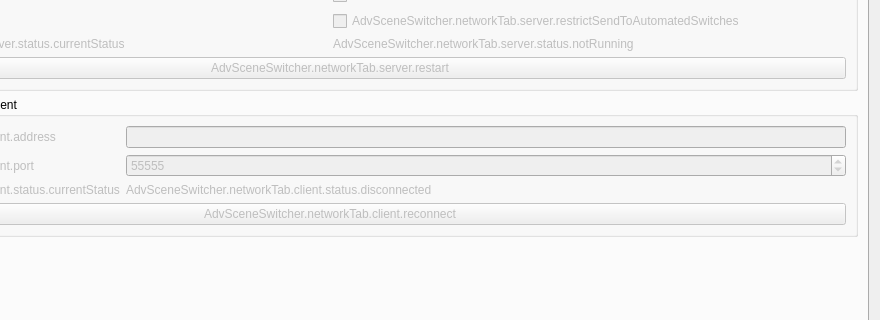
Before: the Qt Designer form forms/advanced-scene-switcher.ui in WarmUpTill/SceneSwitcher, drawn with Qt 5; both pictures show x 220 to 1100 and y 139 to 459 of the 1100 by 600 pixel window.
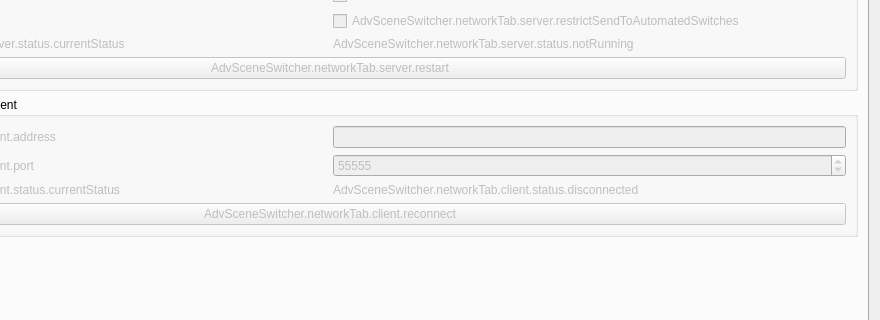
After: the same form once the commit is applied. The open tabs and pages were chosen to show the change. Icons and pictures are not drawn.

Commit message: Align client and server UI

Patch:
```diff
--- a/forms/advanced-scene-switcher.ui
+++ b/forms/advanced-scene-switcher.ui
@@ -3387,7 +3387,14 @@
              </widget>
             </item>
             <item row="0" column="1">
-             <widget class="QLineEdit" name="clientHostname"/>
+             <widget class="QLineEdit" name="clientHostname">
+              <property name="sizePolicy">
+               <sizepolicy hsizetype="Minimum" vsizetype="Fixed">
+                <horstretch>0</horstretch>
+                <verstretch>0</verstretch>
+               </sizepolicy>
+              </property>
+             </widget>
             </item>
             <item row="1" column="1">
              <widget class="QSpinBox" name="clientPort">
```
